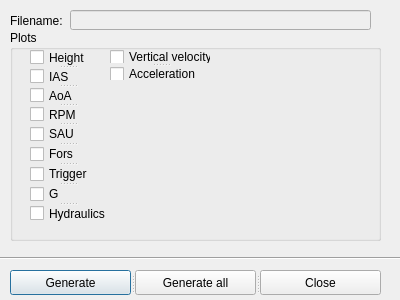
First picture: the form in dialog.ui, repository laxentis/pySARPP, before the edit.
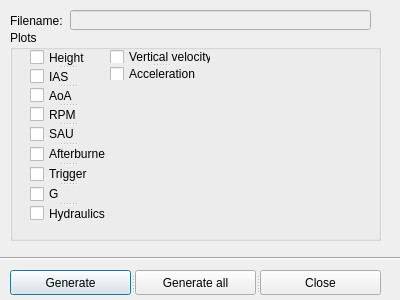
Second picture: the form after the edit.

Commit message: Prettification and Fors -> Afterburner

What changed in the file:
```diff
--- a/dialog.ui
+++ b/dialog.ui
@@ -106,7 +106,7 @@
     </widget>
     <widget class="QCheckBox" name="fors">
      <property name="text">
-      <string>Fors</string>
+      <string>Afterburner</string>
      </property>
     </widget>
     <widget class="QCheckBox" name="trigger">
```
The commit also changes 2 other files.
